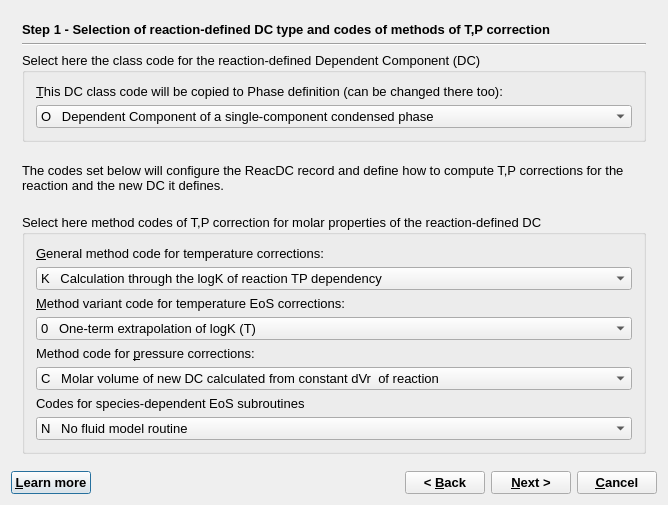
gemshub/GEMSGUI, file GUI/Dialogs4/ReacDCWizard4.ui: the form before one commit.
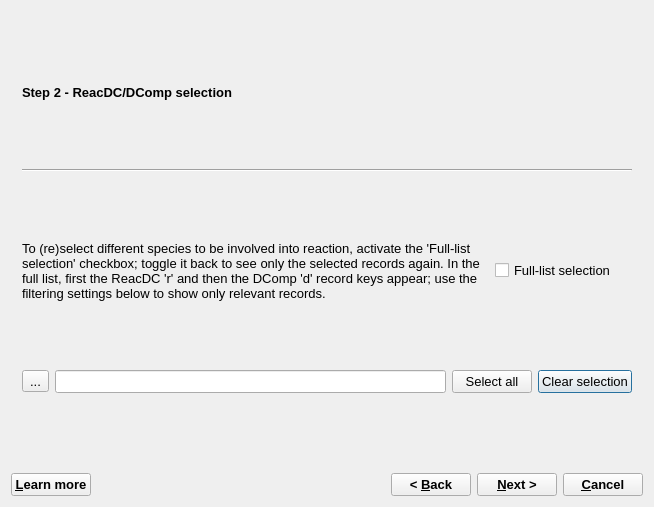
The form after the commit. Icons and pictures are not drawn.

```diff
--- a/GUI/Dialogs4/ReacDCWizard4.ui
+++ b/GUI/Dialogs4/ReacDCWizard4.ui
@@ -9,8 +9,8 @@
    <rect>
     <x>0</x>
     <y>0</y>
-    <width>668</width>
-    <height>505</height>
+    <width>654</width>
+    <height>507</height>
    </rect>
   </property>
   <property name="font">
@@ -43,7 +43,7 @@
       <enum>QFrame::Plain</enum>
      </property>
      <property name="currentIndex">
-      <number>0</number>
+      <number>1</number>
      </property>
      <widget class="QWidget" name="page">
       <layout class="QVBoxLayout" name="verticalLayout_2">
@@ -57,6 +57,7 @@
          </property>
          <property name="font">
           <font>
+           <pointsize>10</pointsize>
            <weight>75</weight>
            <bold>true</bold>
           </font>
@@ -600,6 +601,86 @@
        </item>
       </layout>
      </widget>
+     <widget class="QWidget" name="page_3">
+      <layout class="QGridLayout" name="gridLayout">
+       <item row="4" column="0">
+        <widget class="QToolButton" name="bFilter">
+         <property name="text">
+          <string>...</string>
+         </property>
+         <property name="icon">
+          <iconset resource="../GUI.qrc">
+           <normaloff>:/menu/Icons/SetKeyTemplateIcon.png</normaloff>:/menu/Icons/SetKeyTemplateIcon.png</iconset>
+         </property>
+        </widget>
+       </item>
+       <item row="4" column="1">
+        <widget class="QLineEdit" name="lineFilter">
+         <property name="readOnly">
+          <bool>true</bool>
+         </property>
+        </widget>
+       </item>
+       <item row="1" column="0" colspan="5">
+        <widget class="Line" name="line_3">
+         <property name="orientation">
+          <enum>Qt::Horizontal</enum>
+         </property>
+        </widget>
+       </item>
+       <item row="4" column="4">
+        <widget class="QPushButton" name="bClearAll">
+         <property name="text">
+          <string>Clear selection</string>
+         </property>
+        </widget>
+       </item>
+       <item row="4" column="2" colspan="2">
+        <widget class="QPushButton" name="bSelectAll">
+         <property name="text">
+          <string>Select all</string>
+         </property>
+        </widget>
+       </item>
+       <item row="3" column="3" colspan="2">
+        <widget class="QCheckBox" name="checkFull">
+         <property name="text">
+          <string>Full-list selection</string>
+         </property>
+        </widget>
+       </item>
+       <item row="0" column="0" colspan="2">
+        <widget class="QLabel" name="label_2">
+         <property name="sizePolicy">
+          <sizepolicy hsizetype="Preferred" vsizetype="Fixed">
+           <horstretch>0</horstretch>
+           <verstretch>0</verstretch>
+          </sizepolicy>
+         </property>
+         <property name="font">
+          <font>
+           <pointsize>10</pointsize>
+           <weight>75</weight>
+           <bold>true</bold>
+          </font>
+         </property>
+         <property name="text">
+          <string>Step 2 - ReacDC/DComp selection</string>
+         </property>
+        </widget>
+       </item>
+       <item row="3" column="0" colspan="3">
+        <widget class="QLabel" name="label_4">
+         <property name="text">
+          <string>To (re)select different species to be involved into reaction, activate the 'Full-list selection' checkbox; toggle it back to see only the selected records again. In the full list, first the ReacDC 'r' and then the DComp 'd' record keys appear; use the filtering settings below to show only relevant records. </string>
+         </property>
+         <property name="wordWrap">
+          <bool>true</bool>
+         </property>
+        </widget>
+       </item>
+      </layout>
+     </widget>
      <widget class="QWidget" name="page_2">
       <layout class="QGridLayout">
        <item row="0" column="0">
@@ -1094,6 +1175,7 @@
       <widget class="QPushButton" name="pHelp">
        <property name="font">
         <font>
+         <pointsize>10</pointsize>
          <weight>75</weight>
          <bold>true</bold>
         </font>
@@ -1123,6 +1205,7 @@
       <widget class="QPushButton" name="pBack">
        <property name="font">
         <font>
+         <pointsize>10</pointsize>
          <weight>75</weight>
          <bold>true</bold>
         </font>
@@ -1136,6 +1219,7 @@
       <widget class="QPushButton" name="pNext">
        <property name="font">
         <font>
+         <pointsize>10</pointsize>
          <weight>75</weight>
          <bold>true</bold>
         </font>
@@ -1149,6 +1233,7 @@
       <widget class="QPushButton" name="pCancel">
        <property name="font">
         <font>
+         <pointsize>10</pointsize>
          <weight>75</weight>
          <bold>true</bold>
         </font>
```
Left out of the diff: 54 changed lines with no effect on the pictures.
